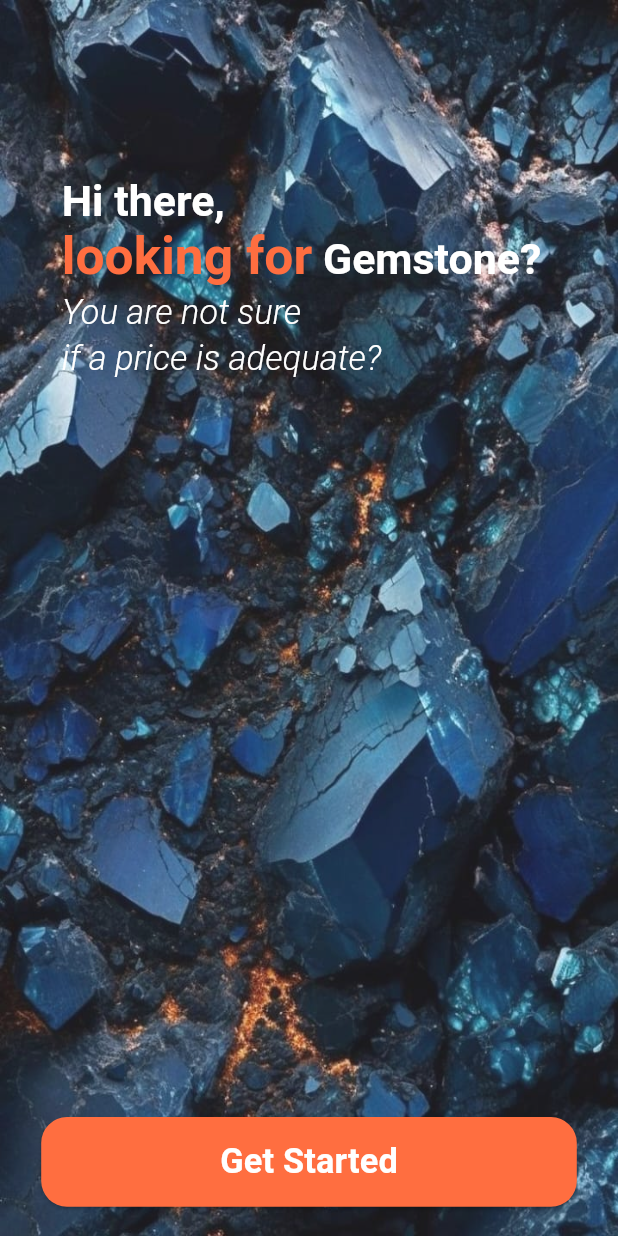
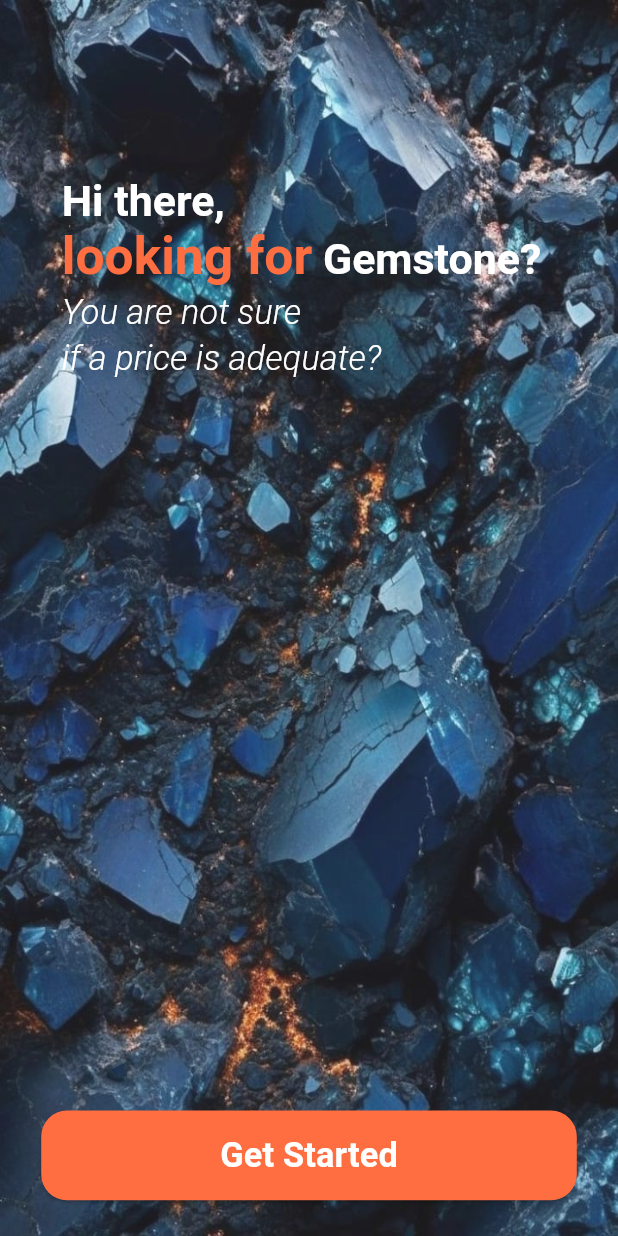
Before and after one commit to MenaElghaysha/ML-Gemstone-App, a Flutter app: the screen it shows after launch, on a phone screen of 412 x 824 dp. Run offline on Flutter 3.47's test engine with Material 3 defaults, Android fonts, the light colour scheme and no system bars; our stand-ins replace flutter_screenutil.

Commit message:
Update splash_screen.dart

```diff
--- a/lib/splash_screen.dart
+++ b/lib/splash_screen.dart
@@ -17,7 +17,7 @@ class SplashScreen extends StatelessWidget {
           // color: Colors.black.withOpacity(0.3), // Set the background color with opacity
         ),
         child: Padding(
-          padding: EdgeInsets.only(left: 24.0.w, top: 50.w,right: 24.w),
+          padding: EdgeInsets.only(left: 24.0.w, top: 50.w,right: 24.w,bottom: 20.h),
           child: Column(
             mainAxisAlignment: MainAxisAlignment.start,
             crossAxisAlignment: CrossAxisAlignment.stretch,
@@ -77,9 +77,12 @@ class SplashScreen extends StatelessWidget {
                   ),
                 ),
               ),
-              SizedBox(height: MediaQuery.of(context).size.height*.28.h,),
+              // SizedBox(height: MediaQuery.of(context).size.height*.2,),
 
-              ElevatedButton(
+              Expanded(
+                child: Align(
+                  alignment: FractionalOffset.bottomCenter,
+                  child: ElevatedButton(
                     onPressed: () {
                       Navigator.push(
                         context,
@@ -105,6 +108,9 @@ class SplashScreen extends StatelessWidget {
                       ),
                     ),
                   ),
+                ),
+              ),
+
             ],
           ),
         ),
```
Lines whose indentation alone changed are shown as unchanged.
